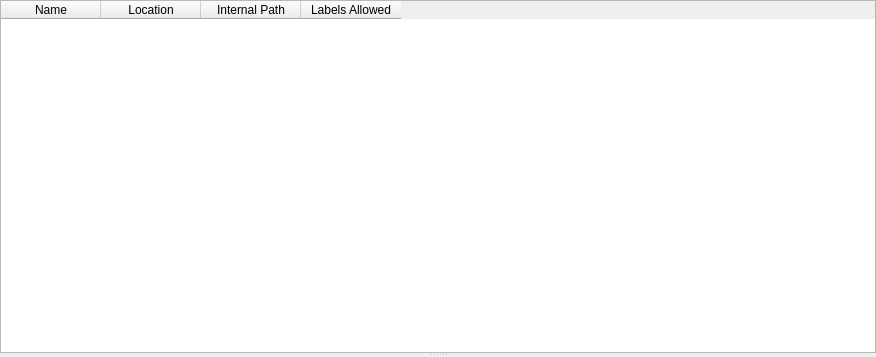
First picture: the form in ilastik/applets/dataSelection/dataSelection.ui, repository ilastik/ilastik, before the edit.
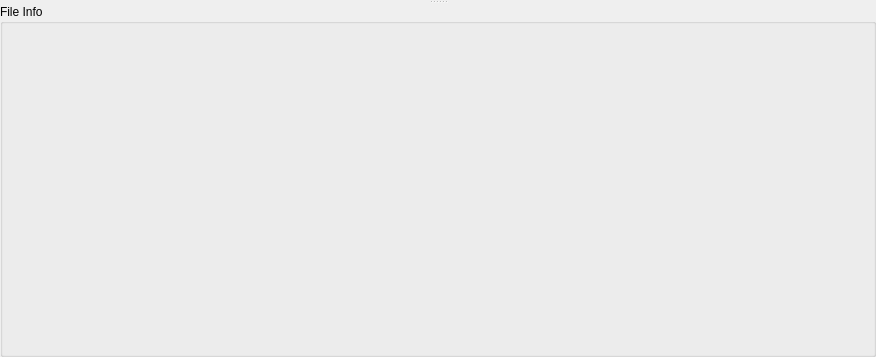
Second picture: the form after the edit.

Commit message: wip: Added data lane summary table/model

What changed in the file:
```diff
--- a/ilastik/applets/dataSelection/dataSelection.ui
+++ b/ilastik/applets/dataSelection/dataSelection.ui
@@ -28,61 +28,6 @@
      <property name="childrenCollapsible">
       <bool>true</bool>
      </property>
-     <widget class="QTableWidget" name="fileInfoTableWidget">
-      <property name="sizePolicy">
-       <sizepolicy hsizetype="Expanding" vsizetype="Preferred">
-        <horstretch>0</horstretch>
-        <verstretch>0</verstretch>
-       </sizepolicy>
-      </property>
-      <property name="toolTip">
-       <string/>
-      </property>
-      <property name="styleSheet">
-       <string notr="true"/>
-      </property>
-      <attribute name="horizontalHeaderCascadingSectionResizes">
-       <bool>false</bool>
-      </attribute>
-      <attribute name="horizontalHeaderStretchLastSection">
-       <bool>false</bool>
-      </attribute>
-      <attribute name="verticalHeaderCascadingSectionResizes">
-       <bool>false</bool>
-      </attribute>
-      <attribute name="verticalHeaderStretchLastSection">
-       <bool>false</bool>
-      </attribute>
-      <column>
-       <property name="text">
-        <string>Name</string>
-       </property>
-      </column>
-      <column>
-       <property name="text">
-        <string>Location</string>
-       </property>
-       <property name="toolTip">
-        <string>Where the data is located on your hard disk.</string>
-       </property>
-      </column>
-      <column>
-       <property name="text">
-        <string>Internal Path</string>
-       </property>
-       <property name="toolTip">
-        <string>For file formats that may contain more than one dataset (e.g. hdf5), this is the dataset's ID within the file.</string>
-       </property>
-      </column>
-      <column>
-       <property name="text">
-        <string>Labels Allowed</string>
-       </property>
-       <property name="toolTip">
-        <string>If checked, the user is allowed to label this image in subsequent training applets.</string>
-       </property>
-      </column>
-     </widget>
      <widget class="QStackedWidget" name="viewerStack">
       <property name="sizePolicy">
        <sizepolicy hsizetype="Expanding" vsizetype="Preferred">
@@ -96,6 +41,11 @@
       <widget class="QWidget" name="page"/>
       <widget class="QWidget" name="page_2"/>
      </widget>
+     <widget class="QGroupBox" name="fileInfoGroupBox">
+      <property name="title">
+       <string>File Info</string>
+      </property>
+     </widget>
     </widget>
    </item>
   </layout>
```
The commit also changes 2 other files.
